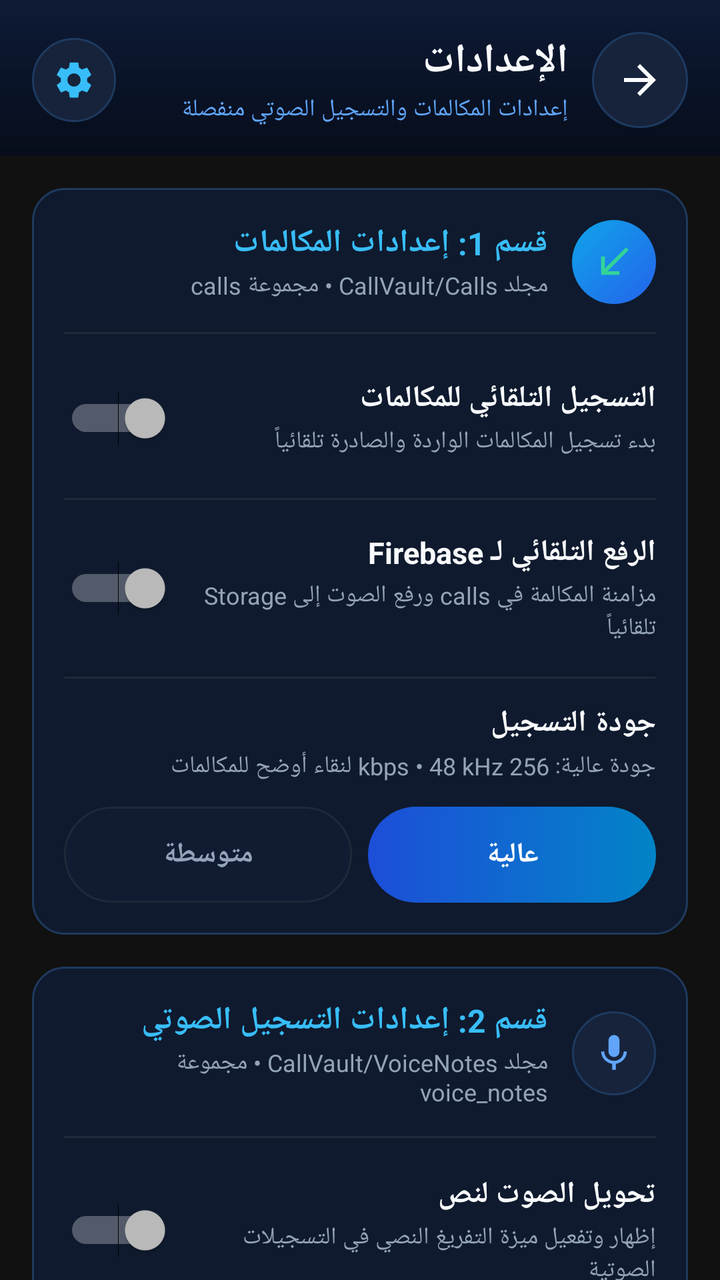
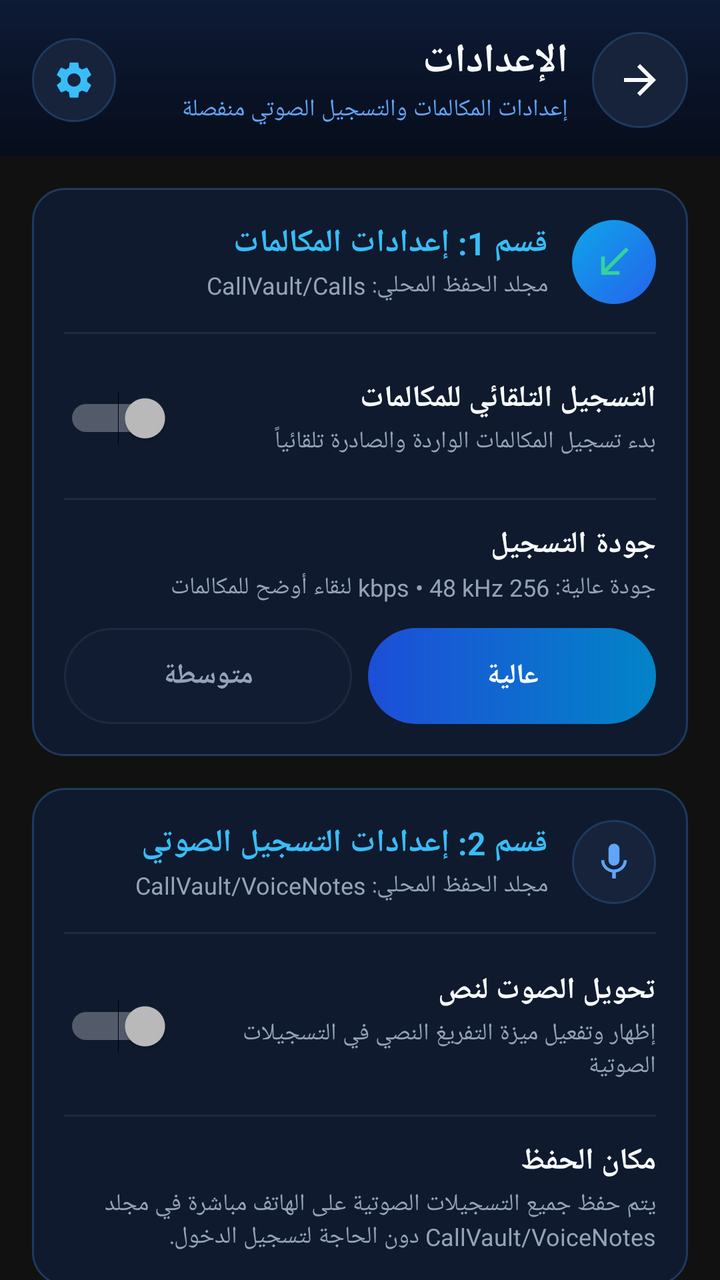

The first picture is an Android layout as it rendered before a commit; the second is the same layout after the commit. The layout source and the unified diff follow.
<!-- AndroidManifest.xml: activity theme Theme.DonkeyEar -->
<!-- res/layout/activity_settings.xml -->
<?xml version="1.0" encoding="utf-8"?>
<LinearLayout xmlns:android="http://schemas.android.com/apk/res/android"
    android:id="@+id/settings_root"
    android:layout_width="match_parent"
    android:layout_height="match_parent"
    android:background="#111111"
    android:layoutDirection="rtl"
    android:orientation="vertical">

    
    <LinearLayout
        android:layout_width="match_parent"
        android:layout_height="wrap_content"
        android:background="@drawable/bg_header_gradient"
        android:gravity="center_vertical"
        android:orientation="horizontal"
        android:paddingHorizontal="16dp"
        android:paddingTop="16dp"
        android:paddingBottom="14dp">

        <ImageButton
            android:id="@+id/btn_settings_back"
            android:layout_width="48dp"
            android:layout_height="48dp"
            android:background="@drawable/bg_circle_surface"
            android:contentDescription="رجوع للرئيسية"
            android:minWidth="48dp"
            android:minHeight="48dp"
            android:padding="12dp"
            android:scaleType="centerInside"
            android:src="@drawable/ic_arrow_back_rtl" />

        <LinearLayout
            android:layout_width="0dp"
            android:layout_height="wrap_content"
            android:layout_marginStart="12dp"
            android:layout_weight="1"
            android:orientation="vertical">

            <TextView
                android:layout_width="wrap_content"
                android:layout_height="wrap_content"
                android:text="الإعدادات"
                android:textColor="#F8FAFC"
                android:textSize="20sp"
                android:textStyle="bold" />

            <TextView
                android:layout_width="wrap_content"
                android:layout_height="wrap_content"
                android:layout_marginTop="2dp"
                android:text="إعدادات المكالمات والتسجيل الصوتي منفصلة"
                android:textColor="#60A5FA"
                android:textSize="12sp" />
        </LinearLayout>

        <ImageView
            android:layout_width="42dp"
            android:layout_height="42dp"
            android:background="@drawable/bg_circle_surface"
            android:contentDescription="أيقونة الإعدادات"
            android:padding="10dp"
            android:src="@drawable/ic_settings" />
    </LinearLayout>

    <ScrollView
        android:layout_width="match_parent"
        android:layout_height="0dp"
        android:layout_weight="1"
        android:fillViewport="true"
        android:scrollbars="none">

        <LinearLayout
            android:layout_width="match_parent"
            android:layout_height="wrap_content"
            android:orientation="vertical"
            android:padding="16dp">

            
            <LinearLayout
                android:id="@+id/section_calls_settings"
                android:layout_width="match_parent"
                android:layout_height="wrap_content"
                android:background="@drawable/bg_card_dark"
                android:orientation="vertical"
                android:padding="16dp">

                <LinearLayout
                    android:layout_width="match_parent"
                    android:layout_height="wrap_content"
                    android:gravity="center_vertical"
                    android:orientation="horizontal">

                    <ImageView
                        android:layout_width="42dp"
                        android:layout_height="42dp"
                        android:background="@drawable/bg_circle_blue"
                        android:contentDescription="قسم إعدادات المكالمات"
                        android:padding="10dp"
                        android:src="@drawable/ic_call_incoming" />

                    <LinearLayout
                        android:layout_width="0dp"
                        android:layout_height="wrap_content"
                        android:layout_marginStart="12dp"
                        android:layout_weight="1"
                        android:orientation="vertical">

                        <TextView
                            android:layout_width="wrap_content"
                            android:layout_height="wrap_content"
                            android:text="قسم 1: إعدادات المكالمات"
                            android:textColor="#38BDF8"
                            android:textSize="16sp"
                            android:textStyle="bold" />

                        <TextView
                            android:layout_width="wrap_content"
                            android:layout_height="wrap_content"
                            android:layout_marginTop="2dp"
                            android:text="مجلد CallVault/Calls • مجموعة calls"
                            android:textColor="#94A3B8"
                            android:textSize="12sp" />
                    </LinearLayout>
                </LinearLayout>

                <View
                    android:layout_width="match_parent"
                    android:layout_height="1dp"
                    android:layout_marginVertical="14dp"
                    android:background="#1E293B" />

                
                <LinearLayout
                    android:id="@+id/row_auto_call_recording"
                    android:layout_width="match_parent"
                    android:layout_height="wrap_content"
                    android:clickable="true"
                    android:focusable="true"
                    android:gravity="center_vertical"
                    android:minHeight="56dp"
                    android:orientation="horizontal"
                    android:paddingVertical="4dp">

                    <LinearLayout
                        android:layout_width="0dp"
                        android:layout_height="wrap_content"
                        android:layout_marginEnd="12dp"
                        android:layout_weight="1"
                        android:orientation="vertical">

                        <TextView
                            android:layout_width="wrap_content"
                            android:layout_height="wrap_content"
                            android:text="التسجيل التلقائي للمكالمات"
                            android:textColor="#F8FAFC"
                            android:textSize="15sp"
                            android:textStyle="bold" />

                        <TextView
                            android:layout_width="wrap_content"
                            android:layout_height="wrap_content"
                            android:layout_marginTop="3dp"
                            android:text="بدء تسجيل المكالمات الواردة والصادرة تلقائياً"
                            android:textColor="#94A3B8"
                            android:textSize="12sp" />
                    </LinearLayout>

                    <Switch
                        android:id="@+id/switch_auto_call_recording"
                        android:layout_width="wrap_content"
                        android:layout_height="48dp"
                        android:contentDescription="تشغيل أو إيقاف التسجيل التلقائي للمكالمات"
                        android:minWidth="56dp"
                        android:minHeight="48dp" />
                </LinearLayout>

                <View
                    android:layout_width="match_parent"
                    android:layout_height="1dp"
                    android:layout_marginVertical="12dp"
                    android:background="#1E293B" />

                
                <LinearLayout
                    android:id="@+id/row_calls_auto_upload"
                    android:layout_width="match_parent"
                    android:layout_height="wrap_content"
                    android:clickable="true"
                    android:focusable="true"
                    android:gravity="center_vertical"
                    android:minHeight="56dp"
                    android:orientation="horizontal"
                    android:paddingVertical="4dp">

                    <LinearLayout
                        android:layout_width="0dp"
                        android:layout_height="wrap_content"
                        android:layout_marginEnd="12dp"
                        android:layout_weight="1"
                        android:orientation="vertical">

                        <TextView
                            android:layout_width="wrap_content"
                            android:layout_height="wrap_content"
                            android:text="الرفع التلقائي لـ Firebase"
                            android:textColor="#F8FAFC"
                            android:textSize="15sp"
                            android:textStyle="bold" />

                        <TextView
                            android:layout_width="wrap_content"
                            android:layout_height="wrap_content"
                            android:layout_marginTop="3dp"
                            android:text="مزامنة المكالمة في calls ورفع الصوت إلى Storage تلقائياً"
                            android:textColor="#94A3B8"
                            android:textSize="12sp" />
                    </LinearLayout>

                    <Switch
                        android:id="@+id/switch_calls_auto_upload"
                        android:layout_width="wrap_content"
                        android:layout_height="48dp"
                        android:contentDescription="تشغيل أو إيقاف الرفع التلقائي لـ Firebase"
                        android:minWidth="56dp"
                        android:minHeight="48dp" />
                </LinearLayout>

                <View
                    android:layout_width="match_parent"
                    android:layout_height="1dp"
                    android:layout_marginVertical="12dp"
                    android:background="#1E293B" />

                
                <TextView
                    android:layout_width="wrap_content"
                    android:layout_height="wrap_content"
                    android:text="جودة التسجيل"
                    android:textColor="#F8FAFC"
                    android:textSize="15sp"
                    android:textStyle="bold" />

                <TextView
                    android:id="@+id/tv_call_quality_hint"
                    android:layout_width="wrap_content"
                    android:layout_height="wrap_content"
                    android:layout_marginTop="3dp"
                    android:text="جودة عالية: 256 kbps • 48 kHz لنقاء أوضح للمكالمات"
                    android:textColor="#94A3B8"
                    android:textSize="12sp" />

                <LinearLayout
                    android:layout_width="match_parent"
                    android:layout_height="wrap_content"
                    android:layout_marginTop="12dp"
                    android:orientation="horizontal">

                    <TextView
                        android:id="@+id/btn_quality_high"
                        android:layout_width="0dp"
                        android:layout_height="48dp"
                        android:layout_marginEnd="8dp"
                        android:layout_weight="1"
                        android:background="@drawable/bg_pill_selected"
                        android:clickable="true"
                        android:focusable="true"
                        android:gravity="center"
                        android:minHeight="48dp"
                        android:text="عالية"
                        android:textColor="#FFFFFF"
                        android:textSize="14sp"
                        android:textStyle="bold" />

                    <TextView
                        android:id="@+id/btn_quality_medium"
                        android:layout_width="0dp"
                        android:layout_height="48dp"
                        android:layout_weight="1"
                        android:background="@drawable/bg_pill_unselected"
                        android:clickable="true"
                        android:focusable="true"
                        android:gravity="center"
                        android:minHeight="48dp"
                        android:text="متوسطة"
                        android:textColor="#94A3B8"
                        android:textSize="14sp"
                        android:textStyle="bold" />
                </LinearLayout>
            </LinearLayout>

            
            <LinearLayout
                android:id="@+id/section_voice_settings"
                android:layout_width="match_parent"
                android:layout_height="wrap_content"
                android:layout_marginTop="16dp"
                android:background="@drawable/bg_card_dark"
                android:orientation="vertical"
                android:padding="16dp">

                <LinearLayout
                    android:layout_width="match_parent"
                    android:layout_height="wrap_content"
                    android:gravity="center_vertical"
                    android:orientation="horizontal">

                    <ImageView
                        android:layout_width="42dp"
                        android:layout_height="42dp"
                        android:background="@drawable/bg_circle_surface"
                        android:contentDescription="قسم إعدادات التسجيل الصوتي"
                        android:padding="10dp"
                        android:src="@drawable/ic_mic_blue" />

                    <LinearLayout
                        android:layout_width="0dp"
                        android:layout_height="wrap_content"
                        android:layout_marginStart="12dp"
                        android:layout_weight="1"
                        android:orientation="vertical">

                        <TextView
                            android:layout_width="wrap_content"
                            android:layout_height="wrap_content"
                            android:text="قسم 2: إعدادات التسجيل الصوتي"
                            android:textColor="#38BDF8"
                            android:textSize="16sp"
                            android:textStyle="bold" />

                        <TextView
                            android:layout_width="wrap_content"
                            android:layout_height="wrap_content"
                            android:layout_marginTop="2dp"
                            android:text="مجلد CallVault/VoiceNotes • مجموعة voice_notes"
                            android:textColor="#94A3B8"
                            android:textSize="12sp" />
                    </LinearLayout>
                </LinearLayout>

                <View
                    android:layout_width="match_parent"
                    android:layout_height="1dp"
                    android:layout_marginVertical="14dp"
                    android:background="#1E293B" />

                
                <LinearLayout
                    android:id="@+id/row_voice_transcription"
                    android:layout_width="match_parent"
                    android:layout_height="wrap_content"
                    android:clickable="true"
                    android:focusable="true"
                    android:gravity="center_vertical"
                    android:minHeight="56dp"
                    android:orientation="horizontal"
                    android:paddingVertical="4dp">

                    <LinearLayout
                        android:layout_width="0dp"
                        android:layout_height="wrap_content"
                        android:layout_marginEnd="12dp"
                        android:layout_weight="1"
                        android:orientation="vertical">

                        <TextView
                            android:layout_width="wrap_content"
                            android:layout_height="wrap_content"
                            android:text="تحويل الصوت لنص"
                            android:textColor="#F8FAFC"
                            android:textSize="15sp"
                            android:textStyle="bold" />

                        <TextView
                            android:layout_width="wrap_content"
                            android:layout_height="wrap_content"
                            android:layout_marginTop="3dp"
                            android:text="إظهار وتفعيل ميزة التفريغ النصي في التسجيلات الصوتية"
                            android:textColor="#94A3B8"
                            android:textSize="12sp" />
                    </LinearLayout>

                    <Switch
                        android:id="@+id/switch_voice_transcription"
                        android:layout_width="wrap_content"
                        android:layout_height="48dp"
                        android:contentDescription="تشغيل أو إيقاف تحويل الصوت لنص"
                        android:minWidth="56dp"
                        android:minHeight="48dp" />
                </LinearLayout>

                <View
                    android:layout_width="match_parent"
                    android:layout_height="1dp"
                    android:layout_marginVertical="12dp"
                    android:background="#1E293B" />

                
                <TextView
                    android:layout_width="wrap_content"
                    android:layout_height="wrap_content"
                    android:text="مكان الحفظ"
                    android:textColor="#F8FAFC"
                    android:textSize="15sp"
                    android:textStyle="bold" />

                <TextView
                    android:id="@+id/tv_voice_storage_hint"
                    android:layout_width="wrap_content"
                    android:layout_height="wrap_content"
                    android:layout_marginTop="3dp"
                    android:text="يتم حفظ التسجيل الصوتي على الهاتف مع المزامنة في Firebase."
                    android:textColor="#94A3B8"
                    android:textSize="12sp" />

                <LinearLayout
                    android:layout_width="match_parent"
                    android:layout_height="wrap_content"
                    android:layout_marginTop="12dp"
                    android:orientation="horizontal">

                    <TextView
                        android:id="@+id/btn_storage_phone_only"
                        android:layout_width="0dp"
                        android:layout_height="48dp"
                        android:layout_marginEnd="8dp"
                        android:layout_weight="1"
                        android:background="@drawable/bg_pill_unselected"
                        android:clickable="true"
                        android:focusable="true"
                        android:gravity="center"
                        android:minHeight="48dp"
                        android:text="الهاتف فقط"
                        android:textColor="#94A3B8"
                        android:textSize="14sp"
                        android:textStyle="bold" />

                    <TextView
                        android:id="@+id/btn_storage_phone_and_firebase"
                        android:layout_width="0dp"
                        android:layout_height="48dp"
                        android:layout_weight="1"
                        android:background="@drawable/bg_pill_selected"
                        android:clickable="true"
                        android:focusable="true"
                        android:gravity="center"
                        android:minHeight="48dp"
                        android:text="الهاتف + Firebase"
                        android:textColor="#FFFFFF"
                        android:textSize="14sp"
                        android:textStyle="bold" />
                </LinearLayout>
            </LinearLayout>

            <Button
                android:id="@+id/btn_save_settings_done"
                android:layout_width="match_parent"
                android:layout_height="52dp"
                android:layout_marginTop="20dp"
                android:layout_marginBottom="12dp"
                android:background="@drawable/bg_pill_selected"
                android:minHeight="48dp"
                android:text="حفظ والعودة للرئيسية"
                android:textAllCaps="false"
                android:textColor="#FFFFFF"
                android:textSize="15sp"
                android:textStyle="bold" />
        </LinearLayout>
    </ScrollView>

</LinearLayout>
<!-- resources referenced by this layout -->
<resources>
  <!-- drawable bg_card_dark (drawable) -->
  <?xml version="1.0" encoding="utf-8"?>
  <shape xmlns:android="http://schemas.android.com/apk/res/android" android:shape="rectangle">
      <solid android:color="#0F1A2E" />
      <corners android:radius="16dp" />
      <stroke android:width="1dp" android:color="#1E3A5F" />
  </shape>
  <!-- drawable bg_circle_blue (drawable) -->
  <?xml version="1.0" encoding="utf-8"?>
  <shape xmlns:android="http://schemas.android.com/apk/res/android" android:shape="oval">
      <gradient
          android:angle="135"
          android:startColor="#2563EB"
          android:endColor="#0EA5E9" />
  </shape>
  <!-- drawable bg_circle_surface (drawable) -->
  <?xml version="1.0" encoding="utf-8"?>
  <shape xmlns:android="http://schemas.android.com/apk/res/android" android:shape="oval">
      <solid android:color="#16233B" />
      <stroke android:width="1dp" android:color="#1E3A5F" />
  </shape>
  <!-- drawable bg_header_gradient (drawable) -->
  <?xml version="1.0" encoding="utf-8"?>
  <shape xmlns:android="http://schemas.android.com/apk/res/android" android:shape="rectangle">
      <gradient
          android:angle="270"
          android:startColor="#0E1B36"
          android:centerColor="#0A1429"
          android:endColor="#070D1A" />
  </shape>
  <!-- drawable bg_pill_selected (drawable) -->
  <?xml version="1.0" encoding="utf-8"?>
  <shape xmlns:android="http://schemas.android.com/apk/res/android" android:shape="rectangle">
      <gradient
          android:angle="0"
          android:startColor="#1D4ED8"
          android:endColor="#0284C7" />
      <corners android:radius="24dp" />
  </shape>
  <!-- drawable bg_pill_unselected (drawable) -->
  <?xml version="1.0" encoding="utf-8"?>
  <shape xmlns:android="http://schemas.android.com/apk/res/android" android:shape="rectangle">
      <solid android:color="#111C33" />
      <corners android:radius="24dp" />
      <stroke android:width="1dp" android:color="#1E293B" />
  </shape>
  <!-- drawable ic_arrow_back_rtl (drawable) -->
  <vector xmlns:android="http://schemas.android.com/apk/res/android"
      android:width="24dp"
      android:height="24dp"
      android:viewportWidth="24"
      android:viewportHeight="24">
      <path
          android:fillColor="#F8FAFC"
          android:pathData="M12,4l-1.41,1.41L16.17,11H4v2h12.17l-5.58,5.59L12,20l8,-8z" />
  </vector>
  <!-- drawable ic_call_incoming (drawable) -->
  <?xml version="1.0" encoding="utf-8"?>
  <vector xmlns:android="http://schemas.android.com/apk/res/android"
      android:width="22dp"
      android:height="22dp"
      android:viewportWidth="24"
      android:viewportHeight="24">
      <path
          android:fillColor="#34D399"
          android:pathData="M20,5.41L18.59,4 7,15.59V9H5v10h10v-2H8.41z" />
  </vector>
  <!-- drawable ic_mic_blue (drawable) -->
  <?xml version="1.0" encoding="utf-8"?>
  <vector xmlns:android="http://schemas.android.com/apk/res/android"
      android:width="22dp"
      android:height="22dp"
      android:viewportWidth="24"
      android:viewportHeight="24">
      <path
          android:fillColor="#60A5FA"
          android:pathData="M12,14c1.66,0 3,-1.34 3,-3V5c0,-1.66 -1.34,-3 -3,-3S9,3.34 9,5v6c0,1.66 1.34,3 3,3zM17.3,11c0,3 -2.54,5.1 -5.3,5.1S6.7,14 6.7,11H5c0,3.41 2.72,6.23 6,6.72V21h2v-3.28c3.28,-0.49 6,-3.31 6,-6.72h-1.7z" />
  </vector>
  <style name="Theme.DonkeyEar" parent="android:Theme.DeviceDefault.NoActionBar">
          <item name="android:windowBackground">@color/donkey_background</item>
      </style>
  <color name="donkey_background">#111111</color>
  <!-- unchanged entries left out for length: 1 -->
</resources>

<!-- the commit's change to res/layout/activity_settings.xml (unified diff, before → after) -->
@@ -118,7 +118,7 @@
                             android:layout_width="wrap_content"
                             android:layout_height="wrap_content"
                             android:layout_marginTop="2dp"
-                            android:text="مجلد CallVault/Calls • مجموعة calls"
+                            android:text="مجلد الحفظ المحلي: CallVault/Calls"
                             android:textColor="#94A3B8"
                             android:textSize="12sp" />
                     </LinearLayout>
@@ -171,57 +171,6 @@
                         android:layout_width="wrap_content"
                         android:layout_height="48dp"
                         android:contentDescription="تشغيل أو إيقاف التسجيل التلقائي للمكالمات"
-                        android:minWidth="56dp"
-                        android:minHeight="48dp" />
-                </LinearLayout>
-
-                <View
-                    android:layout_width="match_parent"
-                    android:layout_height="1dp"
-                    android:layout_marginVertical="12dp"
-                    android:background="#1E293B" />
-
-                
-                <LinearLayout
-                    android:id="@+id/row_calls_auto_upload"
-                    android:layout_width="match_parent"
-                    android:layout_height="wrap_content"
-                    android:clickable="true"
-                    android:focusable="true"
-                    android:gravity="center_vertical"
-                    android:minHeight="56dp"
-                    android:orientation="horizontal"
-                    android:paddingVertical="4dp">
-
-                    <LinearLayout
-                        android:layout_width="0dp"
-                        android:layout_height="wrap_content"
-                        android:layout_marginEnd="12dp"
-                        android:layout_weight="1"
-                        android:orientation="vertical">
-
-                        <TextView
-                            android:layout_width="wrap_content"
-                            android:layout_height="wrap_content"
-                            android:text="الرفع التلقائي لـ Firebase"
-                            android:textColor="#F8FAFC"
-                            android:textSize="15sp"
-                            android:textStyle="bold" />
-
-                        <TextView
-                            android:layout_width="wrap_content"
-                            android:layout_height="wrap_content"
-                            android:layout_marginTop="3dp"
-                            android:text="مزامنة المكالمة في calls ورفع الصوت إلى Storage تلقائياً"
-                            android:textColor="#94A3B8"
-                            android:textSize="12sp" />
-                    </LinearLayout>
-
-                    <Switch
-                        android:id="@+id/switch_calls_auto_upload"
-                        android:layout_width="wrap_content"
-                        android:layout_height="48dp"
-                        android:contentDescription="تشغيل أو إيقاف الرفع التلقائي لـ Firebase"
                         android:minWidth="56dp"
                         android:minHeight="48dp" />
                 </LinearLayout>
@@ -332,7 +281,7 @@
                             android:layout_width="wrap_content"
                             android:layout_height="wrap_content"
                             android:layout_marginTop="2dp"
-                            android:text="مجلد CallVault/VoiceNotes • مجموعة voice_notes"
+                            android:text="مجلد الحفظ المحلي: CallVault/VoiceNotes"
                             android:textColor="#94A3B8"
                             android:textSize="12sp" />
                     </LinearLayout>
@@ -395,7 +344,6 @@
                     android:layout_marginVertical="12dp"
                     android:background="#1E293B" />
 
-                
                 <TextView
                     android:layout_width="wrap_content"
                     android:layout_height="wrap_content"
@@ -405,51 +353,12 @@
                     android:textStyle="bold" />
 
                 <TextView
-                    android:id="@+id/tv_voice_storage_hint"
                     android:layout_width="wrap_content"
                     android:layout_height="wrap_content"
                     android:layout_marginTop="3dp"
-                    android:text="يتم حفظ التسجيل الصوتي على الهاتف مع المزامنة في Firebase."
+                    android:text="يتم حفظ جميع التسجيلات الصوتية على الهاتف مباشرة في مجلد CallVault/VoiceNotes دون الحاجة لتسجيل الدخول."
                     android:textColor="#94A3B8"
                     android:textSize="12sp" />
-
-                <LinearLayout
-                    android:layout_width="match_parent"
-                    android:layout_height="wrap_content"
-                    android:layout_marginTop="12dp"
-                    android:orientation="horizontal">
-
-                    <TextView
-                        android:id="@+id/btn_storage_phone_only"
-                        android:layout_width="0dp"
-                        android:layout_height="48dp"
-                        android:layout_marginEnd="8dp"
-                        android:layout_weight="1"
-                        android:background="@drawable/bg_pill_unselected"
-                        android:clickable="true"
-                        android:focusable="true"
-                        android:gravity="center"
-                        android:minHeight="48dp"
-                        android:text="الهاتف فقط"
-                        android:textColor="#94A3B8"
-                        android:textSize="14sp"
-                        android:textStyle="bold" />
-
-                    <TextView
-                        android:id="@+id/btn_storage_phone_and_firebase"
-                        android:layout_width="0dp"
-                        android:layout_height="48dp"
-                        android:layout_weight="1"
-                        android:background="@drawable/bg_pill_selected"
-                        android:clickable="true"
-                        android:focusable="true"
-                        android:gravity="center"
-                        android:minHeight="48dp"
-                        android:text="الهاتف + Firebase"
-                        android:textColor="#FFFFFF"
-                        android:textSize="14sp"
-                        android:textStyle="bold" />
-                </LinearLayout>
             </LinearLayout>
 
             <Button
